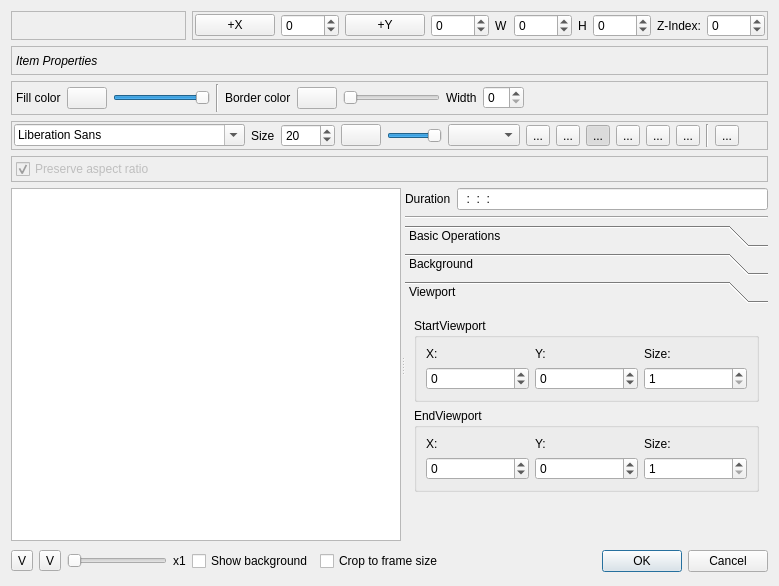
First picture: the form in src/widgets/titlewidget_ui.ui, repository KDE/kdenlive, before the edit.
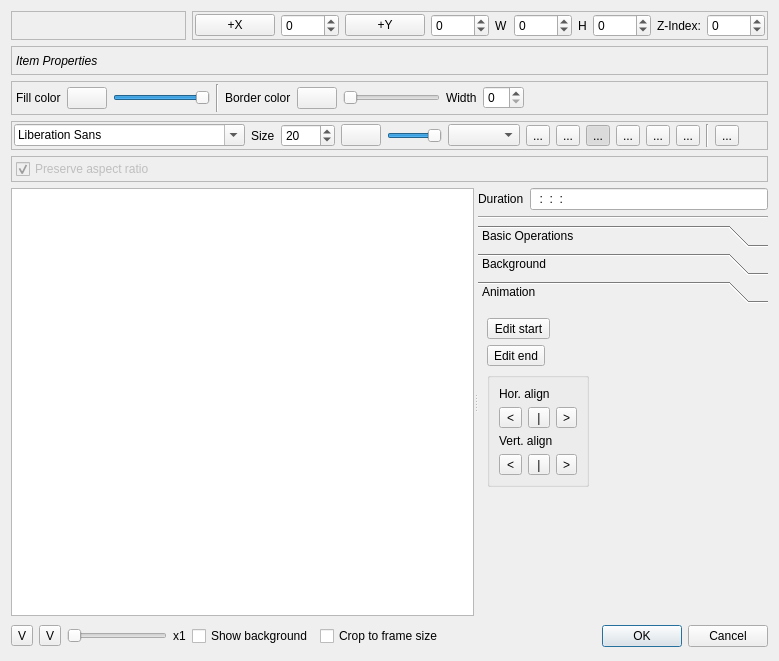
Second picture: the form after the edit. The open tabs and pages were chosen to show the change. Custom widgets are drawn as their Qt base class.

Commit message: Rewrite UI for title animation

```diff
--- a/src/widgets/titlewidget_ui.ui
+++ b/src/widgets/titlewidget_ui.ui
@@ -7,7 +7,7 @@
     <x>0</x>
     <y>0</y>
     <width>736</width>
-    <height>515</height>
+    <height>638</height>
    </rect>
   </property>
   <property name="sizePolicy">
@@ -576,6 +576,13 @@
          </property>
         </widget>
        </item>
+       <item row="1" column="0" colspan="2">
+        <widget class="Line" name="line_3">
+         <property name="orientation">
+          <enum>Qt::Horizontal</enum>
+         </property>
+        </widget>
+       </item>
        <item row="2" column="0" colspan="2">
         <widget class="QToolBox" name="toolBox">
          <property name="sizePolicy">
@@ -585,7 +592,7 @@
           </sizepolicy>
          </property>
          <property name="currentIndex">
-          <number>0</number>
+          <number>2</number>
          </property>
          <widget class="QWidget" name="BasicOperations">
           <property name="geometry">
@@ -593,7 +600,7 @@
             <x>0</x>
             <y>0</y>
             <width>347</width>
-            <height>140</height>
+            <height>238</height>
            </rect>
           </property>
           <attribute name="label">
@@ -711,8 +718,8 @@
            <rect>
             <x>0</x>
             <y>0</y>
-            <width>94</width>
-            <height>65</height>
+            <width>347</width>
+            <height>238</height>
            </rect>
           </property>
           <attribute name="label">
@@ -758,187 +765,176 @@
           <property name="geometry">
            <rect>
             <x>0</x>
-            <y>-58</y>
-            <width>330</width>
-            <height>198</height>
+            <y>0</y>
+            <width>347</width>
+            <height>238</height>
            </rect>
           </property>
           <attribute name="label">
-           <string>Viewport</string>
+           <string>Animation</string>
           </attribute>
-          <layout class="QGridLayout">
+          <layout class="QGridLayout" name="gridLayout_9">
            <item row="0" column="0">
-            <layout class="QVBoxLayout">
-             <item>
-              <widget class="QGroupBox" name="groupBox_3">
-               <property name="title">
-                <string>StartViewport</string>
-               </property>
-               <layout class="QGridLayout">
-                <item row="0" column="0">
-                 <layout class="QGridLayout">
-                  <item row="0" column="0">
-                   <widget class="QLabel" name="label_8">
+            <widget class="QToolButton" name="anim_start">
                     <property name="text">
-                     <string>X:</string>
-                    </property>
-                   </widget>
-                  </item>
-                  <item row="0" column="1">
-                   <widget class="QLabel" name="label_9">
-                    <property name="text">
-                     <string>Y:</string>
-                    </property>
-                   </widget>
-                  </item>
-                  <item row="0" column="2">
-                   <widget class="QLabel" name="label_10">
-                    <property name="text">
-                     <string>Size:</string>
+              <string>Edit start</string>
+             </property>
+             <property name="checkable">
+              <bool>true</bool>
                     </property>
                    </widget>
                   </item>
                   <item row="1" column="0">
-                   <widget class="QSpinBox" name="startViewportX">
-                    <property name="minimum">
-                     <number>-32000</number>
-                    </property>
-                    <property name="maximum">
-                     <number>3200</number>
-                    </property>
-                    <property name="singleStep">
-                     <number>10</number>
-                    </property>
-                   </widget>
-                  </item>
-                  <item row="1" column="1">
-                   <widget class="QSpinBox" name="startViewportY">
-                    <property name="minimum">
-                     <number>-32000</number>
-                    </property>
-                    <property name="maximum">
-                     <number>32000</number>
-                    </property>
-                    <property name="singleStep">
-                     <number>10</number>
-                    </property>
-                   </widget>
-                  </item>
-                  <item row="1" column="2">
-                   <widget class="QSpinBox" name="startViewportSize">
-                    <property name="minimum">
-                     <number>1</number>
-                    </property>
-                    <property name="maximum">
-                     <number>1000</number>
-                    </property>
-                    <property name="singleStep">
-                     <number>5</number>
-                    </property>
-                   </widget>
-                  </item>
-                 </layout>
-                </item>
-               </layout>
-              </widget>
-             </item>
-             <item>
-              <widget class="QGroupBox" name="groupBox_4">
+            <widget class="QToolButton" name="anim_end">
+             <property name="text">
+              <string>Edit end</string>
+             </property>
+             <property name="checkable">
+              <bool>true</bool>
+             </property>
+            </widget>
+           </item>
+           <item row="2" column="0">
+            <widget class="QGroupBox" name="align_box">
                <property name="title">
-                <string>EndViewport</string>
-               </property>
-               <layout class="QGridLayout">
-                <item row="0" column="0">
-                 <layout class="QGridLayout">
-                  <item row="0" column="0">
+              <string/>
+             </property>
+             <layout class="QGridLayout" name="gridLayout_8">
+              <item row="0" column="0" colspan="2">
                    <widget class="QLabel" name="label_5">
+                <property name="sizePolicy">
+                 <sizepolicy hsizetype="Maximum" vsizetype="Preferred">
+                  <horstretch>0</horstretch>
+                  <verstretch>0</verstretch>
+                 </sizepolicy>
+                </property>
                     <property name="text">
-                     <string>X:</string>
+                 <string>Hor. align</string>
                     </property>
                    </widget>
                   </item>
-                  <item row="0" column="1">
+              <item row="1" column="0">
+               <widget class="QToolButton" name="left_align">
+                <property name="sizePolicy">
+                 <sizepolicy hsizetype="Preferred" vsizetype="Fixed">
+                  <horstretch>0</horstretch>
+                  <verstretch>0</verstretch>
+                 </sizepolicy>
+                </property>
+                <property name="text">
+                 <string>&lt;</string>
+                </property>
+               </widget>
+              </item>
+              <item row="1" column="1">
+               <widget class="QToolButton" name="hcenter_align">
+                <property name="sizePolicy">
+                 <sizepolicy hsizetype="Preferred" vsizetype="Fixed">
+                  <horstretch>0</horstretch>
+                  <verstretch>0</verstretch>
+                 </sizepolicy>
+                </property>
+                <property name="text">
+                 <string>|</string>
+                </property>
+               </widget>
+              </item>
+              <item row="1" column="2">
+               <widget class="QToolButton" name="right_align">
+                <property name="sizePolicy">
+                 <sizepolicy hsizetype="Preferred" vsizetype="Fixed">
+                  <horstretch>0</horstretch>
+                  <verstretch>0</verstretch>
+                 </sizepolicy>
+                </property>
+                <property name="text">
+                 <string>&gt;</string>
+                </property>
+               </widget>
+              </item>
+              <item row="2" column="0" colspan="3">
                    <widget class="QLabel" name="label_6">
-                    <property name="text">
-                     <string>Y:</string>
-                    </property>
-                   </widget>
-                  </item>
-                  <item row="0" column="2">
-                   <widget class="QLabel" name="label_7">
+                <property name="sizePolicy">
+                 <sizepolicy hsizetype="Maximum" vsizetype="Preferred">
+                  <horstretch>0</horstretch>
+                  <verstretch>0</verstretch>
+                 </sizepolicy>
+                </property>
                     <property name="text">
-                     <string>Size:</string>
+                 <string>Vert. align</string>
                     </property>
                    </widget>
                   </item>
-                  <item row="1" column="0">
-                   <widget class="QSpinBox" name="endViewportX">
-                    <property name="minimum">
-                     <number>-32000</number>
-                    </property>
-                    <property name="maximum">
-                     <number>32000</number>
-                    </property>
-                    <property name="singleStep">
-                     <number>10</number>
-                    </property>
-                   </widget>
-                  </item>
-                  <item row="1" column="1">
-                   <widget class="QSpinBox" name="endViewportY">
-                    <property name="minimum">
-                     <number>-32000</number>
-                    </property>
-                    <property name="maximum">
-                     <number>32000</number>
-                    </property>
-                    <property name="singleStep">
-                     <number>10</number>
-                    </property>
-                   </widget>
-                  </item>
-                  <item row="1" column="2">
-                   <widget class="QSpinBox" name="endViewportSize">
-                    <property name="minimum">
-                     <number>1</number>
-                    </property>
-                    <property name="maximum">
-                     <number>1000</number>
-                    </property>
-                    <property name="singleStep">
-                     <number>5</number>
-                    </property>
+              <item row="3" column="0">
+               <widget class="QToolButton" name="top_align">
+                <property name="sizePolicy">
+                 <sizepolicy hsizetype="Preferred" vsizetype="Fixed">
+                  <horstretch>0</horstretch>
+                  <verstretch>0</verstretch>
+                 </sizepolicy>
+                </property>
+                <property name="text">
+                 <string>&lt;</string>
+                </property>
+               </widget>
+              </item>
+              <item row="3" column="1">
+               <widget class="QToolButton" name="vcenter_align">
+                <property name="sizePolicy">
+                 <sizepolicy hsizetype="Preferred" vsizetype="Fixed">
+                  <horstretch>0</horstretch>
+                  <verstretch>0</verstretch>
+                 </sizepolicy>
+                </property>
+                <property name="text">
+                 <string>|</string>
+                </property>
+               </widget>
+              </item>
+              <item row="3" column="2">
+               <widget class="QToolButton" name="bottom_align">
+                <property name="sizePolicy">
+                 <sizepolicy hsizetype="Preferred" vsizetype="Fixed">
+                  <horstretch>0</horstretch>
+                  <verstretch>0</verstretch>
+                 </sizepolicy>
+                </property>
+                <property name="text">
+                 <string>&gt;</string>
+                </property>
                    </widget>
                   </item>
                  </layout>
-                </item>
-               </layout>
-              </widget>
-             </item>
-             <item>
+            </widget>
+           </item>
+           <item row="3" column="0">
               <spacer>
                <property name="orientation">
                 <enum>Qt::Vertical</enum>
                </property>
                <property name="sizeHint" stdset="0">
                 <size>
-                 <width>20</width>
-                 <height>40</height>
+               <width>81</width>
+               <height>120</height>
                 </size>
                </property>
               </spacer>
              </item>
-            </layout>
-           </item>
-          </layout>
-         </widget>
-        </widget>
-       </item>
-       <item row="1" column="0" colspan="2">
-        <widget class="Line" name="line_3">
+           <item row="2" column="1">
+            <spacer name="horizontalSpacer_7">
          <property name="orientation">
           <enum>Qt::Horizontal</enum>
          </property>
+             <property name="sizeHint" stdset="0">
+              <size>
+               <width>40</width>
+               <height>20</height>
+              </size>
+             </property>
+            </spacer>
+           </item>
+          </layout>
+         </widget>
         </widget>
        </item>
       </layout>
```
Lines whose indentation alone changed are shown as unchanged. The commit also changes 6 other files.
